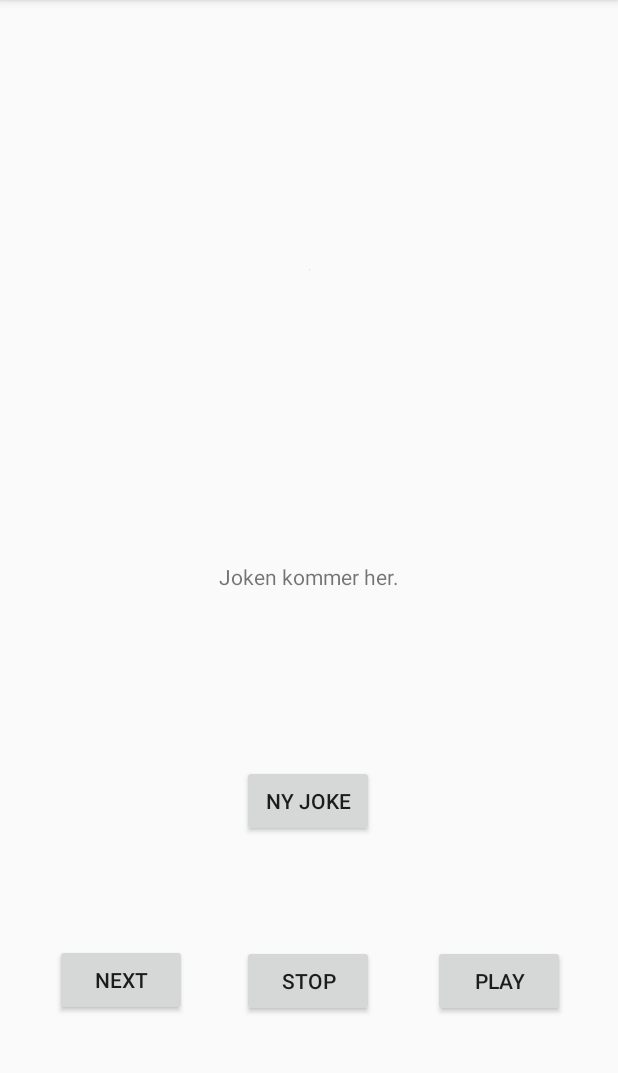
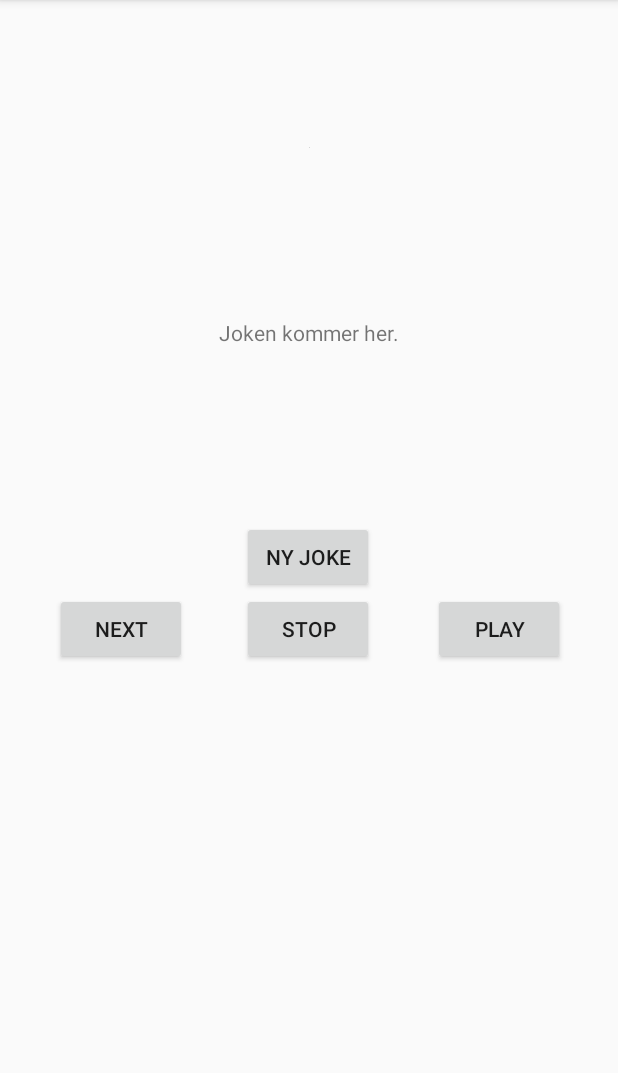
Before and after one commit to EWCMF/HttpRequestApp, an Android app: the screen it shows after launch (MainActivity), on a phone screen of 412 x 824 dp, the part 84-1157 px from its top. Run offline under Robolectric (Android 15) with nearby library versions, the phone set to English and light mode, and no system bars; our stand-ins replace Picasso; pictures from the network do not load.

Commit message:
Small changes.

```diff
--- a/app/src/main/res/layout/activity_main.xml
+++ b/app/src/main/res/layout/activity_main.xml
@@ -1,8 +1,11 @@
 <?xml version="1.0" encoding="utf-8"?>
-<androidx.constraintlayout.widget.ConstraintLayout xmlns:android="http://schemas.android.com/apk/res/android"
+<ScrollView xmlns:android="http://schemas.android.com/apk/res/android"
     xmlns:app="http://schemas.android.com/apk/res-auto"
     xmlns:tools="http://schemas.android.com/tools"
-    android:id="@+id/pictureImageView"
+    android:layout_width="match_parent"
+    android:layout_height="match_parent">
+
+    <androidx.constraintlayout.widget.ConstraintLayout
         android:layout_width="match_parent"
         android:layout_height="match_parent"
         tools:context=".MainActivity">
@@ -80,3 +83,5 @@
             app:layout_constraintVertical_bias="0.44" />
 
     </androidx.constraintlayout.widget.ConstraintLayout>
+
+</ScrollView>
```
Lines whose indentation alone changed are shown as unchanged.
